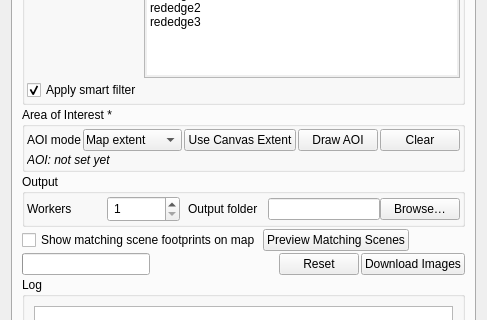
First picture: the form in virtughan_qgis/extractor/extractor_form.ui, repository virtughan/qgis-plugin, before the edit; both pictures show x 0 to 487 and y 263 to 583 of the 487 by 797 pixel window.
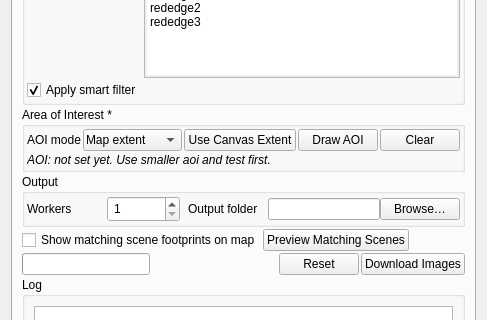
Second picture: the form after the edit.

```diff
--- a/virtughan_qgis/extractor/extractor_form.ui
+++ b/virtughan_qgis/extractor/extractor_form.ui
@@ -158,7 +158,7 @@
           </item>
           <item row="1" column="0" colspan="5">
            <widget class="QLabel" name="aoiPreviewLabel">
-            <property name="text"><string>&lt;i&gt;AOI: not set yet&lt;/i&gt;</string></property>
+            <property name="text"><string>&lt;i&gt;AOI: not set yet. Use smaller aoi and test first.&lt;/i&gt;</string></property>
            </widget>
           </item>
          </layout>
```
